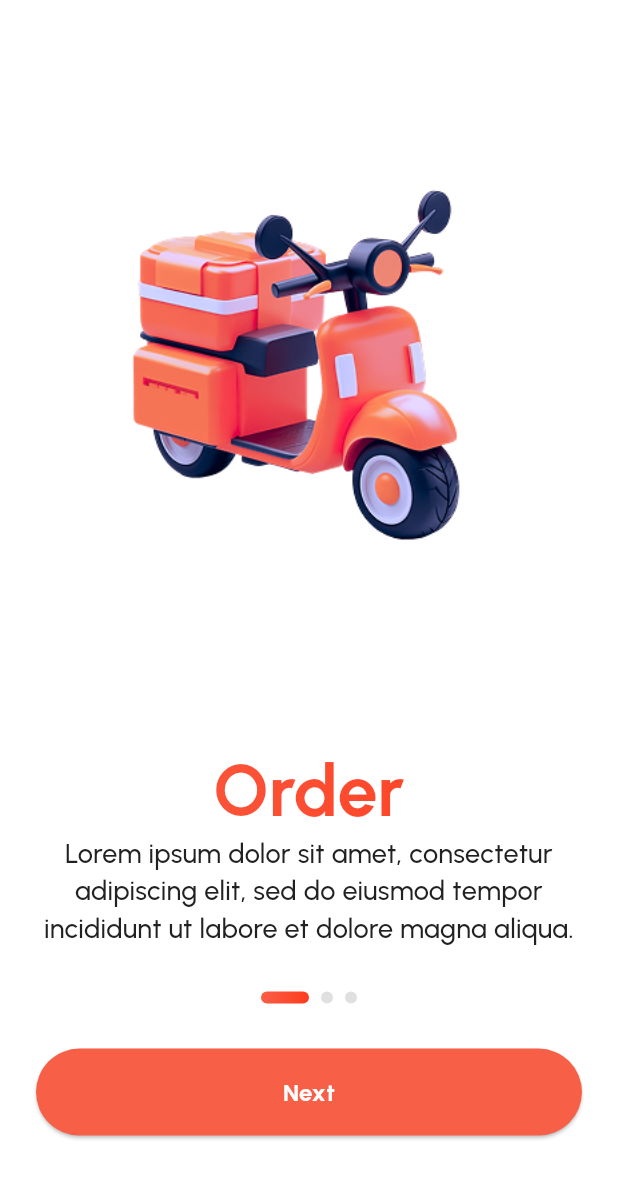
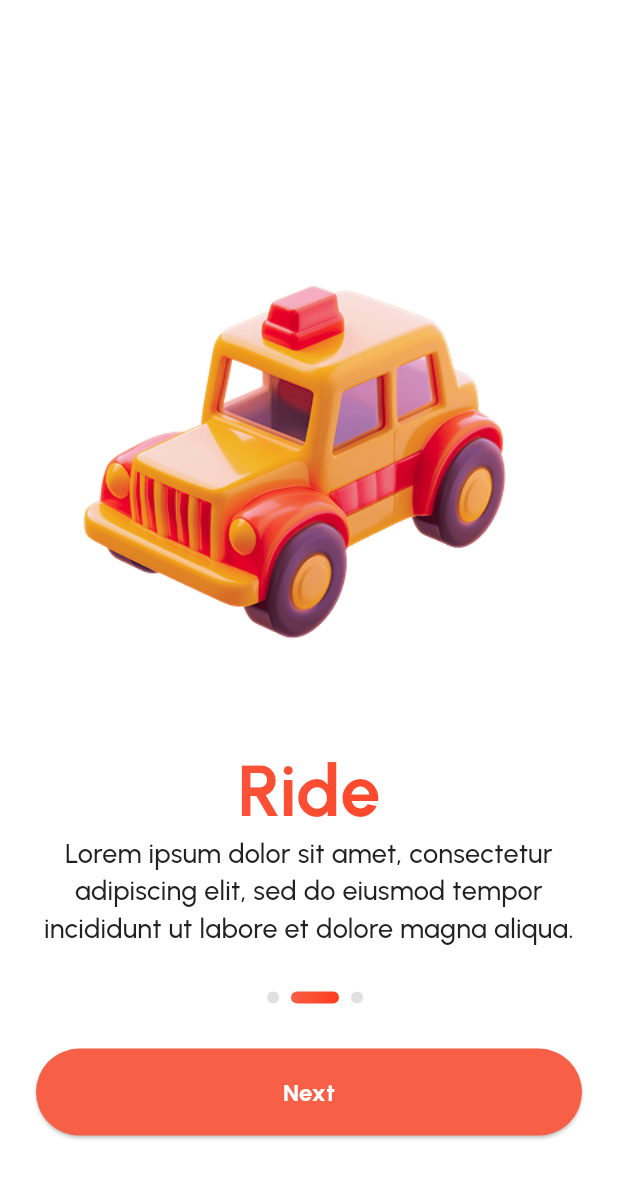
Before and after one commit to teddybed/Moti, a Flutter app: the Walkthrough1 screen opened by its route, after a tap on "Next", on a phone screen of 412 x 824 dp. Shown: the top 1179 px of the screen. Run offline on Flutter 3.47's test engine with Material 3 defaults, Android fonts, the phone set to English and light mode, and no system bars; our stand-ins replace flutter_svg; statements that could not run were skipped.

Commit message:
creating new page walkthrough two and add new image for this page and fix main dart to handle the routing of this page and add navigation on the walkthrough page 1 to move the second page

```diff
--- a/lib/main.dart
+++ b/lib/main.dart
@@ -1,7 +1,9 @@
 import 'package:flutter/material.dart';
 import 'Splash/light_splash.dart';
-import 'Splash/light_welcome.dart';
-import 'walkthrough/light_walkthrough_1.dart';
+import 'screens/Splash/light_welcome.dart';
+import 'screens/walkthrough/light_walkthrough_1.dart';
+import 'screens/walkthrough/light_walkthrough_2.dart';
+
 
 
 void main() {
@@ -20,6 +22,8 @@ class MyApp extends StatelessWidget {
         '/': (context) => LightSplash(),
         '/welcome': (context) => LightWelcome(),
         '/walkthrough1': (context) => Walkthrough1(),
+        '/walkthrough2': (context) => Walkthrough2(),
+
 
       },
     );
--- a/lib/walkthrough/light_walkthrough_1.dart
+++ b/lib/screens/walkthrough/light_walkthrough_1.dart
@@ -156,7 +156,10 @@ class _Walkthrough1State extends State<Walkthrough1> {
                     width: 380,
                     height: 58,
                     child: ElevatedButton(
-                      onPressed: () {},
+                      onPressed: () {
+                        // Navigate to the next page using the named route
+                        Navigator.pushNamed(context, '/walkthrough2');
+                      },
                       style: ElevatedButton.styleFrom(
                         backgroundColor: const Color(0xFFF85F47),
                         shape: RoundedRectangleBorder(
@@ -178,6 +181,7 @@ class _Walkthrough1State extends State<Walkthrough1> {
                       ),
                     ),
                   ),
+
                 ],
               ),
             ),
--- /dev/null
+++ b/lib/screens/walkthrough/light_walkthrough_2.dart
@@ -0,0 +1,190 @@
+import 'package:flutter/material.dart';
+
+class Walkthrough2 extends StatefulWidget {
+  @override
+  _Walkthrough1State createState() => _Walkthrough1State();
+}
+
+class _Walkthrough1State extends State<Walkthrough2> {
+  int _activeDotIndex = 0; // Active dot state
+
+  // Set the active dot index
+  void _setActiveDot(int index) {
+    setState(() {
+      _activeDotIndex = index;
+    });
+  }
+
+  @override
+  Widget build(BuildContext context) {
+    final size = MediaQuery.of(context).size;
+    final scaleX = size.width / 428.0;
+    final scaleY = size.height / 926.0;
+
+    return Scaffold(
+      backgroundColor: const Color(0xFFFFFFFF),
+      body: Stack(
+        children: [
+          // Image
+          Positioned(
+            top: 164 * scaleX, // Adjusted to position the image
+            left: 42 * scaleY,
+            child: Image.asset(
+              'assets/images/Vehicra.png',
+              width: 336 * scaleX,
+              height: 336 * scaleY,
+            ),
+          ),
+
+          // Bottom Container
+          Positioned(
+            top: 480 * scaleX, // Adjusted top value to fit the layout
+            left: 0,
+            child: Container(
+              width: 428 * scaleX,
+              height: 446 * scaleY, // Increased height to avoid overflow
+              padding: const EdgeInsets.fromLTRB(24, 36, 24, 48),
+              decoration: const BoxDecoration(
+                color: Colors.white,
+                borderRadius: BorderRadius.only(
+                  topLeft: Radius.circular(60),
+                  topRight: Radius.circular(60),
+                ),
+              ),
+              child: Column(
+                crossAxisAlignment: CrossAxisAlignment.center,
+                children: [
+                  // Gradient Header Text
+                  SizedBox(
+                    width: double.infinity,  // Allow the width to be dynamic and flexible
+                    height: 58,
+                    child: ShaderMask(
+                      shaderCallback: (bounds) => const LinearGradient(
+                        begin: Alignment.topLeft,
+                        end: Alignment.bottomRight,
+                        colors: [Color(0xFFF85F47), Color(0xFFFF3B1C)],
+                      ).createShader(Rect.fromLTWH(0, 0, bounds.width, bounds.height)),  // Use bounds.width and bounds.height for dynamic sizing
+                      blendMode: BlendMode.srcIn,
+                      child: const Text(
+                        'Ride',
+                        textAlign: TextAlign.center,
+                        style: TextStyle(
+                          fontFamily: 'Urbanist',
+                          fontWeight: FontWeight.w700,
+                          fontSize: 48,
+                          height: 1.2, // 120%
+                          letterSpacing: 0,
+                        ),
+                      ),
+                    ),
+                  ),
+
+                  // Description with dark background
+                  Container(
+                    width: 380, // Adjusted width for scaling
+                    height: 75, // Adjusted height for scaling
+                    alignment: Alignment.center,
+                    child: const Text(
+                      'Lorem ipsum dolor sit amet, consectetur adipiscing elit, sed do eiusmod tempor incididunt ut labore et dolore magna aliqua.',
+                      textAlign: TextAlign.center,
+                      style: TextStyle(
+                        fontFamily: 'Urbanist',
+                        fontWeight: FontWeight.w500,
+                        fontSize: 18,
+                        height: 1.4, // 140%
+                        letterSpacing: 0.2,
+                        color: Color(0xFF212121), // dark text color
+                      ),
+                    ),
+                  ),
+
+                  // Dot Indicators
+                  const SizedBox(height: 30), // Added spacing before dots
+                  Row(
+                    mainAxisAlignment: MainAxisAlignment.center, // Center dots
+                    children: <Widget>[
+                      // First Dot
+
+
+                      const SizedBox(width: 8), // Space between dots
+
+                      // Second Dot
+                      Container(
+                        width: 8,
+                        height: 8,
+                        decoration: BoxDecoration(
+                          borderRadius: BorderRadius.circular(100),
+                          color: Color(0xFFE0E0E0), // Background color #E0E0E0
+                        ),
+                      )
+                      ,
+
+                      const SizedBox(width: 8), // Space between dots
+                      Container(
+                        width: 32,
+                        height: 8,
+                        decoration: BoxDecoration(
+                          borderRadius: BorderRadius.circular(100),
+                          color: _activeDotIndex == 0
+                              ? null
+                              : Colors.grey,
+                          gradient: _activeDotIndex == 0
+                              ? LinearGradient(
+                            begin: Alignment.topLeft,
+                            end: Alignment.bottomRight,
+                            colors: [Color(0xFFF85F47), Color(0xFFFF3B1C)],
+                          )
+                              : null,
+                        ),
+                      ),
+                      const SizedBox(width: 8), // Space between dots
+
+                      Container(
+                        width: 8,
+                        height: 8,
+                        decoration: BoxDecoration(
+                          borderRadius: BorderRadius.circular(100),
+                          color: Color(0xFFE0E0E0), // Background color #E0E0E0
+                        ),
+                      ),
+                    ],
+                  ),
+
+                  const SizedBox(height: 30), // Added spacing after dots
+
+                  // Main Filled Button
+                  SizedBox(
+                    width: 380,
+                    height: 58,
+                    child: ElevatedButton(
+                      onPressed: () {},
+                      style: ElevatedButton.styleFrom(
+                        backgroundColor: const Color(0xFFF85F47),
+                        shape: RoundedRectangleBorder(
+                          borderRadius: BorderRadius.circular(100),
+                        ),
+                        padding: EdgeInsets.symmetric(vertical: 18 * scaleY, horizontal: 16 * scaleX),
+                      ),
+                      child: const Text(
+                        'Next',
+                        textAlign: TextAlign.center,
+                        style: TextStyle(
+                          fontFamily: 'Urbanist',
+                          fontWeight: FontWeight.w700,
+                          fontSize: 16,
+                          height: 1.4,
+                          letterSpacing: 0.2,
+                          color: Colors.white,
+                        ),
+                      ),
+                    ),
+                  ),
+                ],
+              ),
+            ),
+          ),
+        ],
+      ),
+    );
+  }
+}
```
Also changed, not shown: assets/images/Vehicra.png (added), lib/screens/Splash/light_Splash.dart (renamed from lib/Splash/light_Splash.dart), lib/screens/Splash/light_welcome.dart (renamed from lib/Splash/light_welcome.dart).
